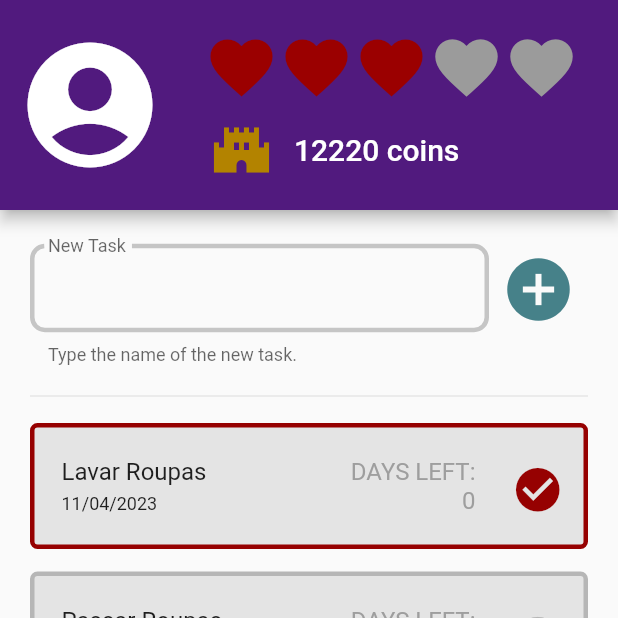
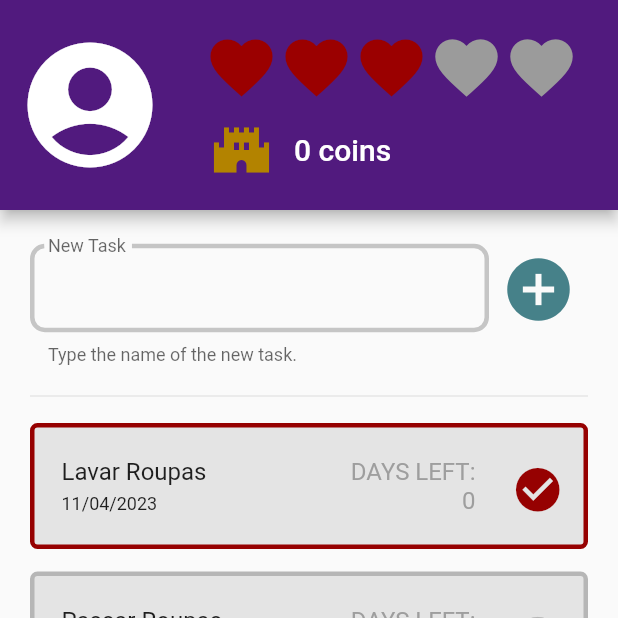
Before and after one commit to camila-fukuda/ryc_desafio_do_modulo_basico, a Flutter app: the screen it shows after launch, on a phone screen of 412 x 824 dp, the top half of it. Run offline on Flutter 3.47's test engine with Material 2 defaults, Android fonts, the light colour scheme and no system bars; our stand-ins replace font_awesome_flutter.

Commit message:
Número de moedas mudando.

```diff
--- a/lib/components/dashboard.dart
+++ b/lib/components/dashboard.dart
@@ -3,6 +3,7 @@ import 'package:provider/provider.dart';
 import 'package:ryc_desafio_do_modulo_basico/components/task_item.dart';
 import 'package:ryc_desafio_do_modulo_basico/models/task.dart';
 import 'package:ryc_desafio_do_modulo_basico/models/task_list.dart';
+import 'package:ryc_desafio_do_modulo_basico/models/user_info.dart';
 
 class Dashboard extends StatelessWidget {
   final Function(String) onAddTaskPressed;
@@ -17,7 +18,8 @@ class Dashboard extends StatelessWidget {
     final titleController = TextEditingController();
 
     void markAsdone(Task task) {
-      provider.completeTask(task);
+      provider.completeTask(
+          task, Provider.of<UserInfo>(context, listen: false));
     }
 
     return Column(
--- a/lib/components/status_app_bar.dart
+++ b/lib/components/status_app_bar.dart
@@ -1,12 +1,16 @@
 import 'package:flutter/material.dart';
+import 'package:provider/provider.dart';
+import 'package:ryc_desafio_do_modulo_basico/models/user_info.dart';
 
 class StatusAppBar extends StatelessWidget {
-  const StatusAppBar({super.key});
+  const StatusAppBar({Key? key}) : super(key: key);
 
   @override
   Widget build(BuildContext context) {
-    final int numberOfLives = 3;
-    final int totalOfCoins = 12220;
+    final userInfo = Provider.of<UserInfo>(context);
+
+    final int coins = userInfo.totalOfCoins;
+    final int lives = userInfo.lives;
 
     return AppBar(
       toolbarHeight: 200,
@@ -19,7 +23,7 @@ class StatusAppBar extends StatelessWidget {
         children: [
           Row(
             children: List.generate(5, (index) {
-              if (index < numberOfLives) {
+              if (index < lives) {
                 return const Icon(
                   Icons.favorite,
                   size: 50,
@@ -45,7 +49,7 @@ class StatusAppBar extends StatelessWidget {
             ),
             Padding(
               padding: const EdgeInsets.fromLTRB(5, 10, 10, 0),
-              child: Text('$totalOfCoins coins'),
+              child: Text('$coins coins'),
             ),
           ]),
         ],
--- a/lib/main.dart
+++ b/lib/main.dart
@@ -2,6 +2,7 @@ import 'package:flutter/material.dart';
 import 'package:provider/provider.dart';
 import 'package:ryc_desafio_do_modulo_basico/models/reward_list.dart';
 import 'package:ryc_desafio_do_modulo_basico/models/task_list.dart';
+import 'package:ryc_desafio_do_modulo_basico/models/user_info.dart';
 import 'package:ryc_desafio_do_modulo_basico/pages/home_page.dart';
 import 'package:ryc_desafio_do_modulo_basico/pages/rewards_page.dart';
 import 'package:ryc_desafio_do_modulo_basico/utils/app_routes.dart';
@@ -22,10 +23,9 @@ class _MyAppState extends State<MyApp> {
   Widget build(BuildContext context) {
     return MultiProvider(
       providers: [
-        ChangeNotifierProvider(
-          create: (_) => TaskList(),
-        ),
+        ChangeNotifierProvider(create: (_) => TaskList()),
         ChangeNotifierProvider(create: (_) => RewardList()),
+        ChangeNotifierProvider(create: (_) => UserInfo()),
       ],
       child: MaterialApp(
         title: 'Flutter Demo',
--- a/lib/models/task_list.dart
+++ b/lib/models/task_list.dart
@@ -2,6 +2,7 @@ import 'dart:math';
 import 'package:flutter/material.dart';
 import 'package:ryc_desafio_do_modulo_basico/data/dummy_data.dart';
 import 'package:ryc_desafio_do_modulo_basico/models/task.dart';
+import 'package:ryc_desafio_do_modulo_basico/models/user_info.dart';
 
 class TaskList with ChangeNotifier {
   final List<Task> _taskList = dummyTasks;
@@ -30,10 +31,11 @@ class TaskList with ChangeNotifier {
     notifyListeners();
   }
 
-  void completeTask(Task task) {
+  void completeTask(Task task, UserInfo userInfo) {
     final int taskIndex = _taskList.indexWhere((t) => t.id == task.id);
     if (taskIndex >= 0) {
       _taskList[taskIndex].done = true;
+      userInfo.completedTask();
       notifyListeners();
     }
   }
--- a/lib/models/user_info.dart
+++ b/lib/models/user_info.dart
@@ -1,9 +1,10 @@
 import 'package:flutter/material.dart';
 
 class UserInfo with ChangeNotifier {
+  String userName = 'Camila';
   static int maxLifes = 5;
   int totalOfCoins = 0;
-  int lives = 5;
+  int lives = 3;
   String profilePicUrl = "lib/assets/cat-profile.jpg";
 
   void dead() {
@@ -31,6 +32,7 @@ class UserInfo with ChangeNotifier {
   void completedTask() {
     totalOfCoins += 5;
 
+    print('totalOfCoins $totalOfCoins');
     notifyListeners();
   }
 }
```
